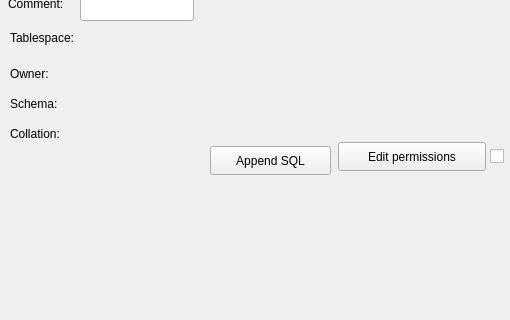
pgmodeler/pgmodeler, file libpgmodeler_ui/ui/baseobjectwidget.ui: the form before one commit; both pictures show x 0 to 510 and y 174 to 494 of the 634 by 588 pixel window.
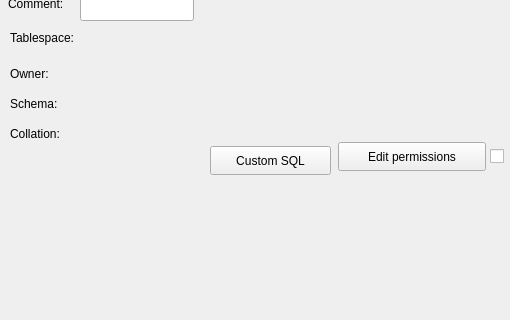
The form after the commit. Icons and pictures are not drawn.

```diff
--- a/libpgmodeler_ui/ui/baseobjectwidget.ui
+++ b/libpgmodeler_ui/ui/baseobjectwidget.ui
@@ -413,7 +413,7 @@
     <string>Append a set of SQL commands to the object's definition.</string>
    </property>
    <property name="text">
-    <string>Append SQL</string>
+    <string>Custom SQL</string>
    </property>
    <property name="icon">
     <iconset resource="../res/resources.qrc">
```
Left out of the diff: 2 changed lines with no effect on the pictures.
